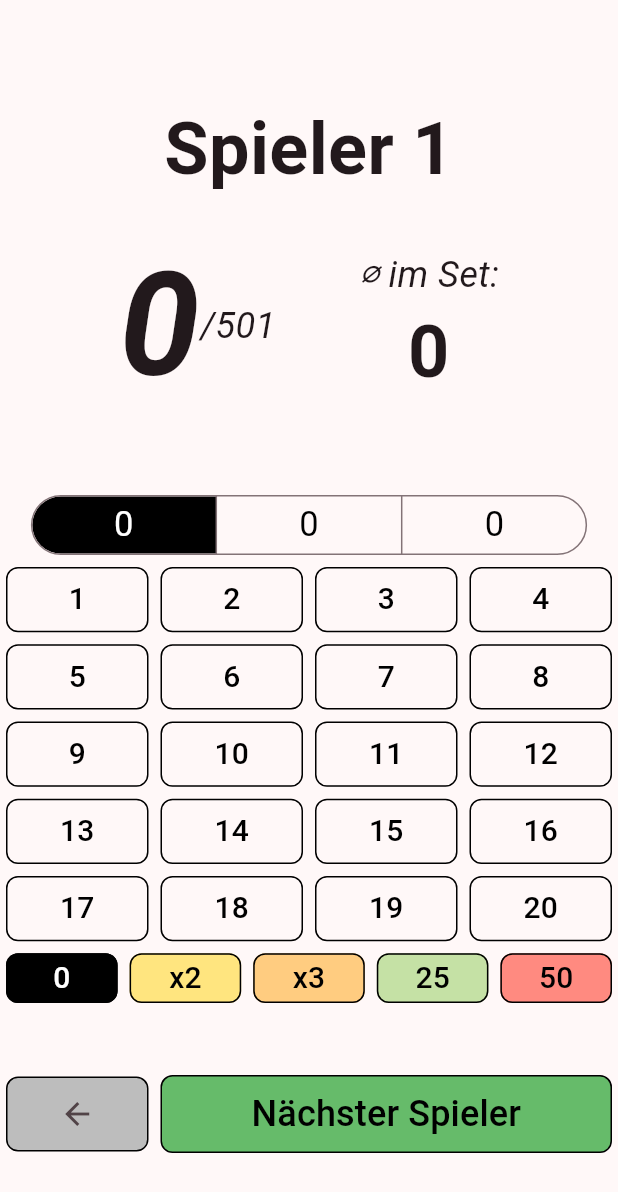
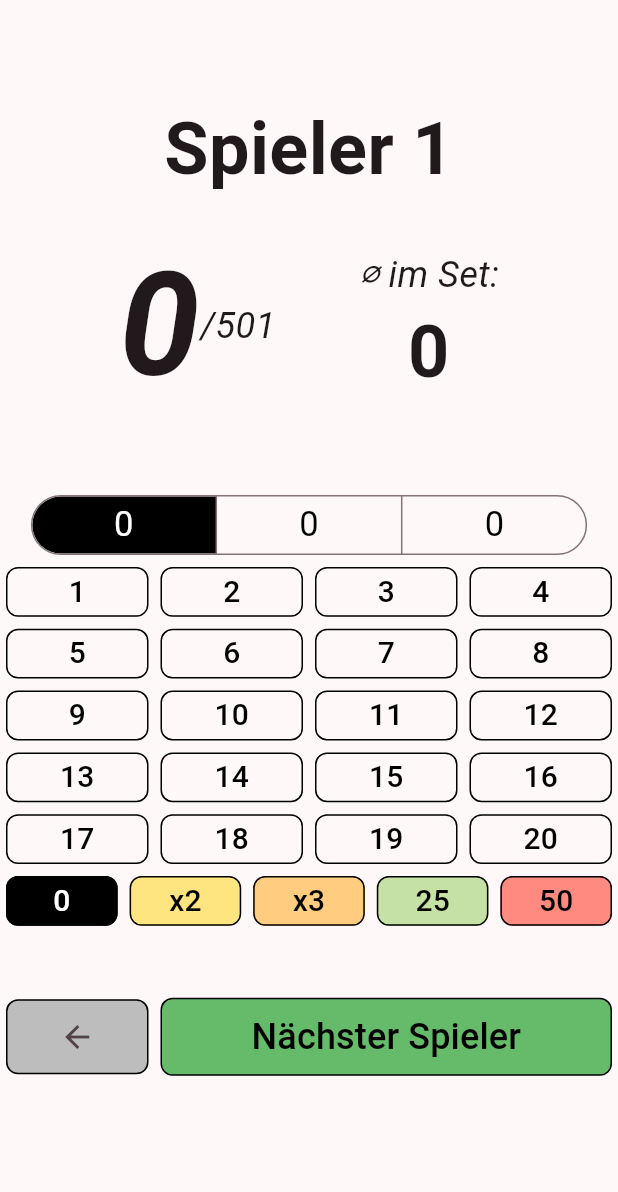
Before and after one commit to PassiSchoppi/DartPilot, a Flutter app: the GameScreen screen opened directly, on a phone screen of 412 x 824 dp. Shown: the top 1192 px of the screen. Run offline on Flutter 3.47's test engine with Material 3 defaults, Android fonts, the phone set to English and light mode, and no system bars.

Commit message:
responsiv geamcht

```diff
--- a/lib/game.dart
+++ b/lib/game.dart
@@ -1,13 +1,32 @@
-import 'package:dartpilot/game_active_stats.dart';
 import 'package:flutter/material.dart';
 import 'package:provider/provider.dart';
 
+// Assuming these imports are correct and contain necessary classes
+import 'game_active_stats.dart';
 import 'game_data.dart';
 import 'game_point_selector.dart';
 
+void main() {
+  runApp(
+    ChangeNotifierProvider(
+      create: (context) => GameData(),
+      child: MyApp(),
+    ),
+  );
+}
+
+class MyApp extends StatelessWidget {
+  @override
+  Widget build(BuildContext context) {
+    return MaterialApp(
+      home: GameScreen(),
+    );
+  }
+}
+
 Widget generateNavigationRow() {
-  GameData gameData = GameData();
-
+  return Consumer<GameData>(
+    builder: (context, gameData, child) {
       return Row(
         children: [
           Expanded(
@@ -48,27 +67,76 @@ Widget generateNavigationRow() {
           ),
         ],
       );
+    },
+  );
 }
 
 class GameScreen extends StatelessWidget {
   @override
   Widget build(BuildContext context) {
     return Scaffold(
-      body: SingleChildScrollView(
+      body: LayoutBuilder(
+        builder: (context, constraints) {
+          // Check if the orientation is portrait or landscape
+          bool isPortrait = constraints.maxWidth < constraints.maxHeight;
+
+          if (isPortrait) {
+            return SingleChildScrollView(
               child: Center(
                 child: Column(
                   crossAxisAlignment: CrossAxisAlignment.center,
                   children: [
                     SizedBox(height: 20),
-              Consumer<GameData>(builder: (context, gameData, child) {return ActiveStats();}),
+                    Consumer<GameData>(builder: (context, gameData, child) {
+                      return ActiveStats();
+                    }),
                     SizedBox(height: 40),
-              Consumer<GameData>(builder: (context, gameData, child) {return PointSelector();}),
+                    Consumer<GameData>(builder: (context, gameData, child) {
+                      return PointSelector();
+                    }),
                     SizedBox(height: 40),
                     generateNavigationRow(),
                     SizedBox(height: 20),
                   ],
                 ),
               ),
+            );
+          } else {
+            return SingleChildScrollView(
+              child: Center(
+                child: Row(
+                  crossAxisAlignment: CrossAxisAlignment.start,
+                  children: [
+                    Expanded(
+                      flex: 1,
+                      child: Column(
+                        children: [
+                          SizedBox(height: 10),
+                          Consumer<GameData>(builder: (context, gameData, child) {
+                            return ActiveStats();
+                          }),
+                          SizedBox(height: 10),
+                          generateNavigationRow(),
+                        ],
+                      ),
+                    ),
+                    Expanded(
+                      flex: 1,
+                      child: Column(
+                        children: [
+                          SizedBox(height: 10),
+                          Consumer<GameData>(builder: (context, gameData, child) {
+                            return PointSelector();
+                          }),
+                        ],
+                      ),
+                    ),
+                  ],
+                ),
+              ),
+            );
+          }
+        },
       ),
     );
   }
--- a/lib/game_point_selector.dart
+++ b/lib/game_point_selector.dart
@@ -182,7 +182,7 @@ class PointSelector extends StatelessWidget {
           physics: NeverScrollableScrollPhysics(),
           shrinkWrap: true,
           crossAxisCount: 4,
-          childAspectRatio: 2,
+          childAspectRatio: 2.5,
           children: List.generate(numbers.length, (index) {
             return NumberButton(numbers[index]);
           }),
```
Also changed, not shown: lib/main.dart (+132 -73 lines). Lines whose indentation alone changed are shown as unchanged.
